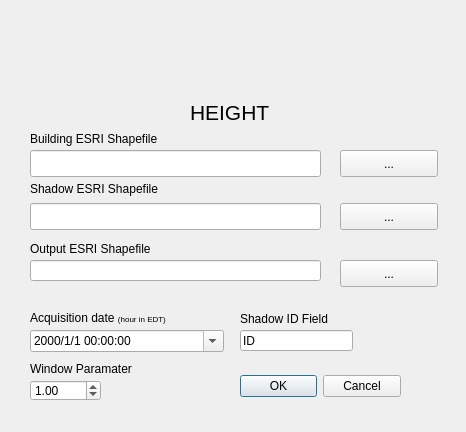
The window that uis/ui_build_height.ui (SENSUM-project/sensum_rs_qgis) describes before a commit, drawn with Qt 5.
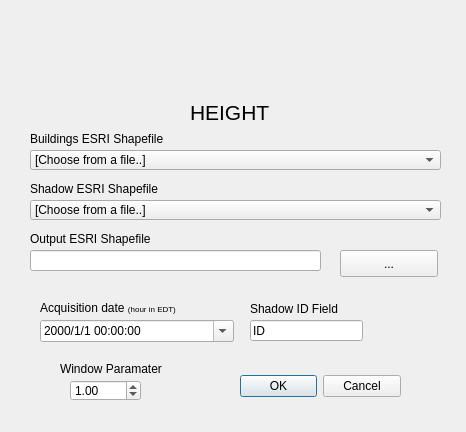
The same window after the commit. Icons and pictures are not drawn.

The edit to the form file:
```diff
--- a/uis/ui_build_height.ui
+++ b/uis/ui_build_height.ui
@@ -41,19 +41,6 @@
     <set>QDialogButtonBox::Cancel|QDialogButtonBox::Ok</set>
    </property>
   </widget>
-  <widget class="QPushButton" name="pushButton_input_buldings">
-   <property name="geometry">
-    <rect>
-     <x>340</x>
-     <y>150</y>
-     <width>98</width>
-     <height>27</height>
-    </rect>
-   </property>
-   <property name="text">
-    <string>...</string>
-   </property>
-  </widget>
   <widget class="QLabel" name="label">
    <property name="geometry">
     <rect>
@@ -64,40 +51,7 @@
     </rect>
    </property>
    <property name="text">
-    <string>Building ESRI Shapefile</string>
-   </property>
-  </widget>
-  <widget class="QPushButton" name="pushButton_input_shadows">
-   <property name="geometry">
-    <rect>
-     <x>340</x>
-     <y>203</y>
-     <width>98</width>
-     <height>27</height>
-    </rect>
-   </property>
-   <property name="text">
-    <string>...</string>
-   </property>
-  </widget>
-  <widget class="QLineEdit" name="lineEdit_input_shadows">
-   <property name="geometry">
-    <rect>
-     <x>30</x>
-     <y>203</y>
-     <width>291</width>
-     <height>27</height>
-    </rect>
-   </property>
-  </widget>
-  <widget class="QLineEdit" name="lineEdit_input_buildings">
-   <property name="geometry">
-    <rect>
-     <x>30</x>
-     <y>150</y>
-     <width>291</width>
-     <height>27</height>
-    </rect>
+    <string>Buildings ESRI Shapefile</string>
    </property>
   </widget>
   <widget class="QLabel" name="label_3">
@@ -116,8 +70,8 @@
   <widget class="QDateTimeEdit" name="dateTimeEdit">
    <property name="geometry">
     <rect>
-     <x>30</x>
-     <y>330</y>
+     <x>40</x>
+     <y>320</y>
      <width>194</width>
      <height>22</height>
     </rect>
@@ -133,7 +87,7 @@
    <property name="geometry">
     <rect>
      <x>30</x>
-     <y>260</y>
+     <y>250</y>
      <width>291</width>
      <height>21</height>
     </rect>
@@ -143,7 +97,7 @@
    <property name="geometry">
     <rect>
      <x>30</x>
-     <y>240</y>
+     <y>230</y>
      <width>151</width>
      <height>17</height>
     </rect>
@@ -156,7 +110,7 @@
    <property name="geometry">
     <rect>
      <x>340</x>
-     <y>260</y>
+     <y>250</y>
      <width>98</width>
      <height>27</height>
     </rect>
@@ -168,8 +122,8 @@
   <widget class="QLineEdit" name="lineEdit_shadow_field">
    <property name="geometry">
     <rect>
-     <x>240</x>
-     <y>330</y>
+     <x>250</x>
+     <y>320</y>
      <width>113</width>
      <height>21</height>
     </rect>
@@ -181,8 +135,8 @@
   <widget class="QLabel" name="label_2">
    <property name="geometry">
     <rect>
-     <x>240</x>
-     <y>310</y>
+     <x>250</x>
+     <y>300</y>
      <width>101</width>
      <height>17</height>
     </rect>
@@ -194,7 +148,7 @@
   <widget class="QDoubleSpinBox" name="doubleSpinBox_window_paramater">
    <property name="geometry">
     <rect>
-     <x>30</x>
+     <x>70</x>
      <y>380</y>
      <width>71</width>
      <height>21</height>
@@ -222,8 +176,8 @@
   <widget class="QLabel" name="label_4">
    <property name="geometry">
     <rect>
-     <x>30</x>
-     <y>310</y>
+     <x>40</x>
+     <y>300</y>
      <width>201</width>
      <height>16</height>
     </rect>
@@ -235,9 +189,9 @@
   <widget class="QLabel" name="label_5">
    <property name="geometry">
     <rect>
-     <x>30</x>
+     <x>60</x>
      <y>360</y>
-     <width>181</width>
+     <width>121</width>
      <height>17</height>
     </rect>
    </property>
@@ -306,6 +260,36 @@
     <pixmap>.sensum/unipv.png</pixmap>
    </property>
   </widget>
+  <widget class="QComboBox" name="comboBox_input_buildings">
+   <property name="geometry">
+    <rect>
+     <x>30</x>
+     <y>150</y>
+     <width>411</width>
+     <height>20</height>
+    </rect>
+   </property>
+   <item>
+    <property name="text">
+     <string comment="Click to select File" extracomment="Click to select File">[Choose from a file..]</string>
+    </property>
+   </item>
+  </widget>
+  <widget class="QComboBox" name="comboBox_input_shadows">
+   <property name="geometry">
+    <rect>
+     <x>30</x>
+     <y>200</y>
+     <width>411</width>
+     <height>20</height>
+    </rect>
+   </property>
+   <item>
+    <property name="text">
+     <string comment="Click to select File" extracomment="Click to select File">[Choose from a file..]</string>
+    </property>
+   </item>
+  </widget>
  </widget>
  <resources/>
  <connections>
```
